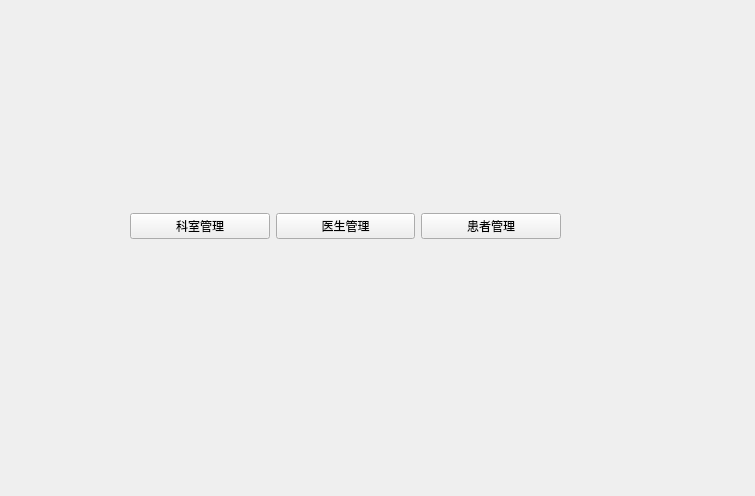
First picture: the form in welcomeview.ui, repository jiaminxu-design/qt-medical_system, before the edit.
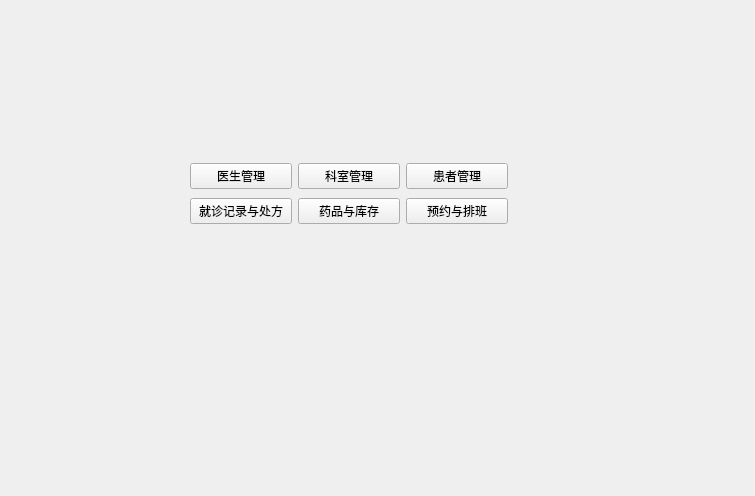
Second picture: the form after the edit.

Patch:
```diff
--- a/welcomeview.ui
+++ b/welcomeview.ui
@@ -13,31 +13,25 @@
   <property name="windowTitle">
    <string>欢迎</string>
   </property>
-  <widget class="QWidget" name="layoutWidget">
+  <widget class="QWidget" name="">
    <property name="geometry">
     <rect>
-     <x>130</x>
-     <y>110</y>
-     <width>431</width>
-     <height>231</height>
+     <x>190</x>
+     <y>160</y>
+     <width>318</width>
+     <height>69</height>
     </rect>
    </property>
    <layout class="QVBoxLayout" name="verticalLayout">
-    <item>
-     <spacer name="verticalSpacer">
-      <property name="orientation">
-       <enum>Qt::Vertical</enum>
-      </property>
-      <property name="sizeHint" stdset="0">
-       <size>
-        <width>20</width>
-        <height>40</height>
-       </size>
-      </property>
-     </spacer>
-    </item>
     <item>
      <layout class="QHBoxLayout" name="horizontalLayout">
+      <item>
+       <widget class="QPushButton" name="btDoctor">
+        <property name="text">
+         <string>医生管理</string>
+        </property>
+       </widget>
+      </item>
       <item>
        <widget class="QPushButton" name="btDepartment">
         <property name="minimumSize">
@@ -51,13 +45,6 @@
         </property>
        </widget>
       </item>
-      <item>
-       <widget class="QPushButton" name="btDoctor">
-        <property name="text">
-         <string>医生管理</string>
-        </property>
-       </widget>
-      </item>
       <item>
        <widget class="QPushButton" name="btPatient">
         <property name="text">
@@ -68,17 +55,29 @@
      </layout>
     </item>
     <item>
-     <spacer name="verticalSpacer_2">
-      <property name="orientation">
-       <enum>Qt::Vertical</enum>
-      </property>
-      <property name="sizeHint" stdset="0">
-       <size>
-        <width>20</width>
-        <height>40</height>
-       </size>
-      </property>
-     </spacer>
+     <layout class="QHBoxLayout" name="horizontalLayout_2">
+      <item>
+       <widget class="QPushButton" name="btRecord">
+        <property name="text">
+         <string>就诊记录与处方</string>
+        </property>
+       </widget>
+      </item>
+      <item>
+       <widget class="QPushButton" name="btMedicine">
+        <property name="text">
+         <string>药品与库存</string>
+        </property>
+       </widget>
+      </item>
+      <item>
+       <widget class="QPushButton" name="btAppointment">
+        <property name="text">
+         <string>预约与排班</string>
+        </property>
+       </widget>
+      </item>
+     </layout>
     </item>
    </layout>
   </widget>
```
